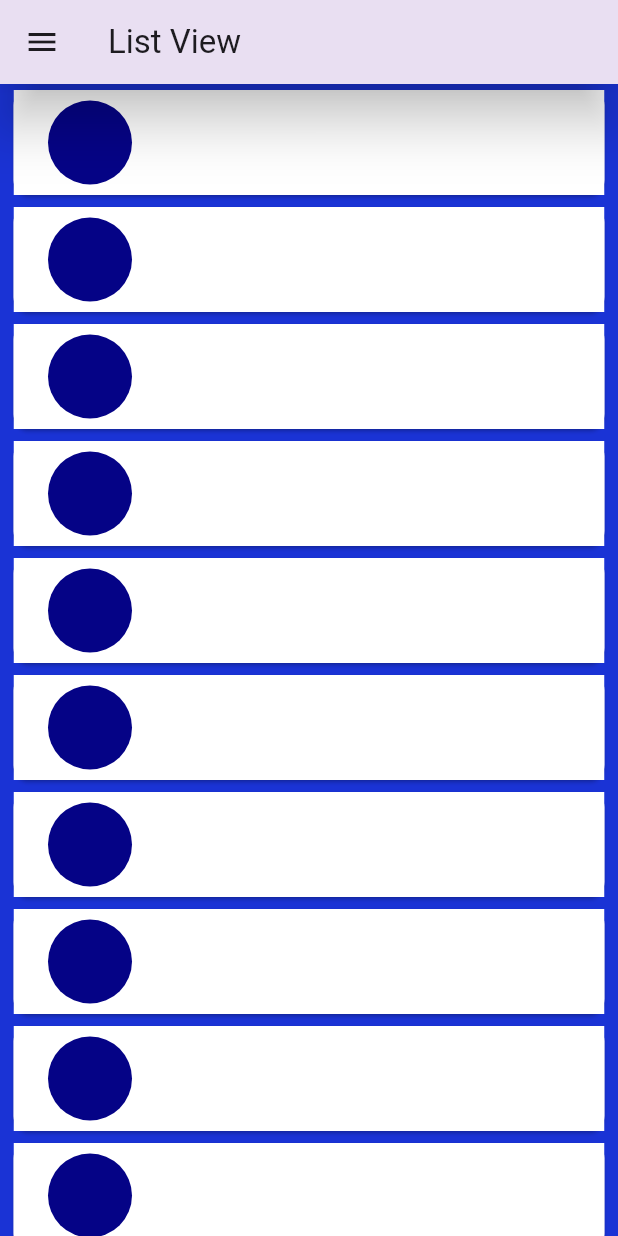
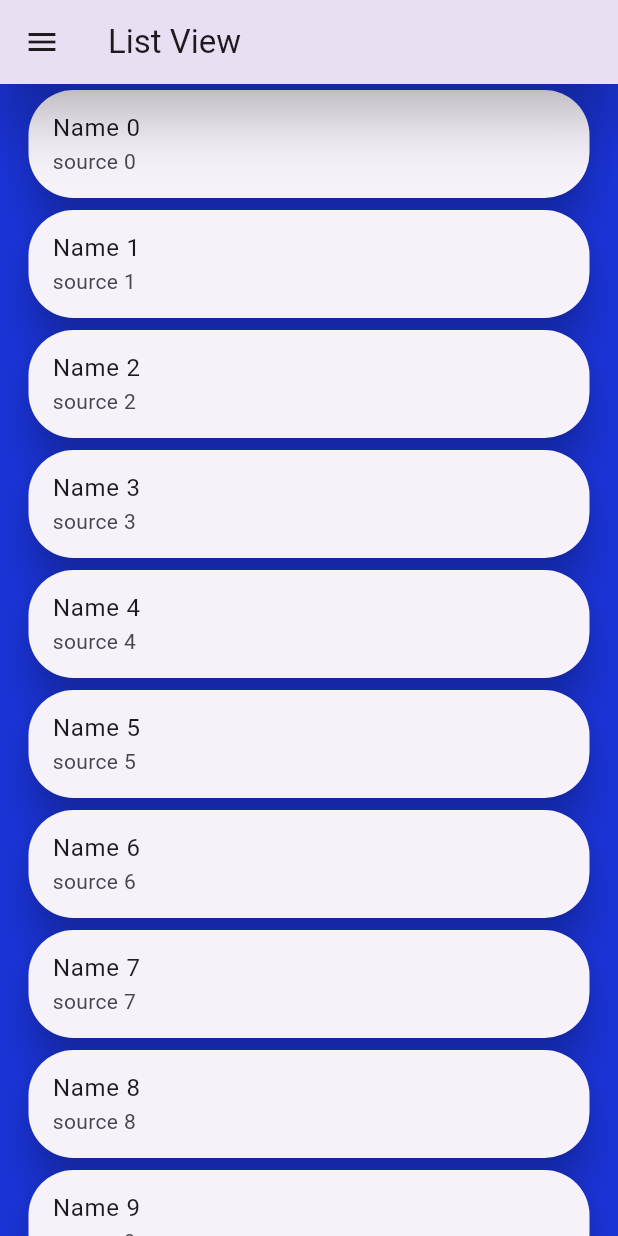
Before and after one commit to Akashprasad123/fly_with_flutter, a Flutter app: the screen it shows after launch, after a tap on "Login", on a phone screen of 412 x 824 dp. Run offline on Flutter 3.47's test engine with Material 3 defaults, Android fonts, the phone set to English and light mode, and no system bars; network calls fail.

Commit message:
added card as listtile

```diff
--- a/lib/login_screen.dart
+++ b/lib/login_screen.dart
@@ -89,10 +89,14 @@ class LoginPage extends StatelessWidget {
                       ),
                       ElevatedButton(
                           style: ButtonStyle(
+                              overlayColor: MaterialStateProperty.all<Color>(
+                                  Colors.white),
+                              backgroundColor: MaterialStateProperty.all<Color>(
+                                  Colors.black),
                               elevation:
                                   const MaterialStatePropertyAll<double>(10),
                               fixedSize: const MaterialStatePropertyAll<Size>(
-                                  Size(150, 40)),
+                                  Size(200, 50)),
                               shape: MaterialStatePropertyAll<
                                       RoundedRectangleBorder>(
                                   RoundedRectangleBorder(
@@ -102,14 +106,12 @@ class LoginPage extends StatelessWidget {
                                 BorderSide(width: 2, color: Colors.white),
                               )),
                           onPressed: () {
-                            Navigator.of(context).pushReplacement(
-                                MaterialPageRoute(
-                                    builder: (context) =>
-                                        const ScrollScreen()));
+                            Navigator.of(context).push(MaterialPageRoute(
+                                builder: (context) => const ScrollScreen()));
                           },
                           child: const Text(
                             "Login",
-                            style: TextStyle(fontSize: 20),
+                            style: TextStyle(fontSize: 20, color: Colors.white),
                           ))
                     ]),
                   ),
--- a/lib/main.dart
+++ b/lib/main.dart
@@ -13,6 +13,7 @@ class MyApp extends StatelessWidget {
   Widget build(BuildContext context) {
     return MaterialApp(
       title: "Fly Flutter",
+      debugShowCheckedModeBanner: false,
       theme: ThemeData(
           primarySwatch: Colors.blue,
           primaryColor: const Color.fromARGB(255, 132, 60, 255)),
--- a/lib/scrollview.dart
+++ b/lib/scrollview.dart
@@ -51,15 +51,19 @@ class ScrollScreen extends StatelessWidget {
 Widget ScrollView() {
   return ListView.separated(
     itemBuilder: (context, index) {
-      return Card(
-        shape: RoundedRectangleBorder(borderRadius: BorderRadius.circular(10)),
-        child: ListTile(
-          minVerticalPadding: 35,
-          leading: CircleAvatar(
-            radius: 35,
-            backgroundColor: Color.fromARGB(255, 5, 3, 134),
+      return Padding(
+        padding: const EdgeInsets.only(right: 10, left: 10),
+        child: Card(
+          shape:
+              RoundedRectangleBorder(borderRadius: BorderRadius.circular(30)),
+          elevation: 10,
+          child: InkWell(
+            child: ListTile(
+              title: Text("Name $index"),
+              subtitle: Text('source $index'),
+              onTap: () {},
+            ),
           ),
-          tileColor: Colors.white,
         ),
       );
     },
@@ -71,3 +75,17 @@ Widget ScrollView() {
     itemCount: 50,
   );
 }
+
+// Widget eachItem() {
+//   return Card(
+//     shape: RoundedRectangleBorder(borderRadius: BorderRadius.circular(20)),
+//     child: ListTile(
+//       minVerticalPadding: 35,
+//       leading: CircleAvatar(
+//         radius: 35,
+//         backgroundColor: Color.fromARGB(255, 5, 3, 134),
+//       ),
+//       tileColor: Colors.white,
+//     ),
+//   );
+// }
```
Also changed, not shown: 2 other files.
